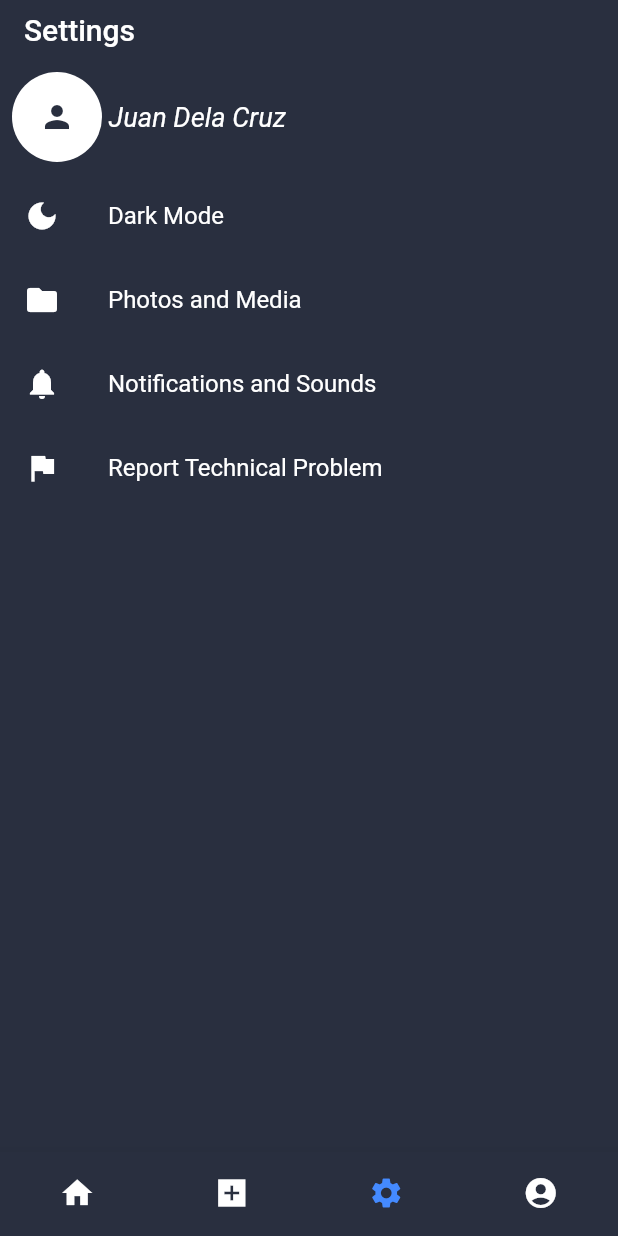
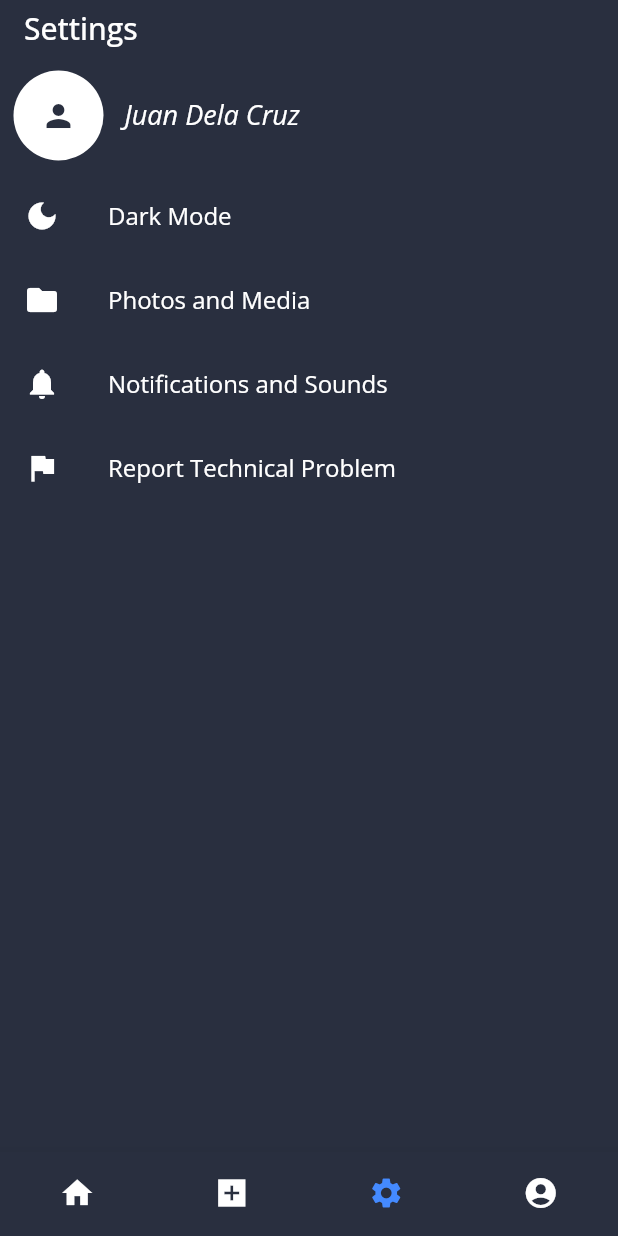
Before and after one commit to la-pnd/campus-link, a Flutter app: the screen it shows after launch, on a phone screen of 412 x 824 dp. Run offline on Flutter 3.47's test engine with Material 2 defaults, Android fonts, the phone set to English and light mode, and no system bars; our stand-ins replace google_fonts.

Commit message:
Font Fixed

```diff
--- a/lib/ui/settings.dart
+++ b/lib/ui/settings.dart
@@ -1,6 +1,16 @@
 import 'package:flutter/material.dart';
 import 'package:google_fonts/google_fonts.dart';
 
+/* Renz de Sierra
+Team: Fullsnack Devs
+Project Name: Campuslink
+Feature: [STNG-001] Settings
+Feature description: This is the main settings of the app that offers different
+options to the users while browsing the setting function.
+
+ */
+
+//This is the class for the settings UI that is called in the main dart
 class SettingsScreen extends StatelessWidget {
   const SettingsScreen({Key? key}) : super(key: key);
 
@@ -8,14 +18,14 @@
   Widget build(BuildContext context) {
     return Scaffold(
       appBar: AppBar(
-        title: const Text("Settings"),
-        backgroundColor: Color(0xFF292F3F), // set the background color
-        elevation: 0, // remove the shadow
+        title: const Text('Settings'),
+        backgroundColor: Color(0xFF292F3F), // sets the background color
+        elevation: 0, // removes the shadow
         bottom: PreferredSize(
           preferredSize:
-              const Size.fromHeight(60.0), // set the preferred height
+              const Size.fromHeight(60.0), // sets the preferred height
           child: Padding(
-            padding: const EdgeInsets.all(8.0),
+            padding: const EdgeInsets.all(9.0),
             child: Row(
               mainAxisAlignment: MainAxisAlignment.start,
               children: const [
@@ -28,7 +38,7 @@
                   ),
                 ),
                 Text(
-                  " Juan Dela Cruz",
+                  "   Juan Dela Cruz",
                   style: TextStyle(
                       color: Colors.white,
                       fontSize: 18,
@@ -50,7 +60,7 @@
               ),
             ),
             onTap: () {
-              // Handle menu item tap
+              // Handles menu item tap, shows animation that the button has been clicked
             },
           ),
           ListTile(
@@ -62,11 +72,14 @@
               ),
             ),
             onTap: () {
-              // Handle menu item tap
+              // Handle menu item tap, shows animation that the button has been clicked
             },
           ),
           ListTile(
-            leading: const Icon(Icons.notifications, color: Colors.white),
+            leading: const Icon(
+              Icons.notifications,
+              color: Colors.white,
+            ),
             title: const Text(
               'Notifications and Sounds',
               style: TextStyle(
@@ -74,7 +87,7 @@
               ),
             ),
             onTap: () {
-              // Handle menu item tap
+              // Handle menu item tap, shows animation that the button has been clicked
             },
           ),
           ListTile(
@@ -86,12 +99,12 @@
               ),
             ),
             onTap: () {
-              // Handle menu item tap
+              // Handle menu item tap, shows animation that the button has been clicked
             },
           ),
         ],
       ),
-      backgroundColor: Color(0xFF292F3F),
+      backgroundColor: const Color(0xFF292F3F),
       bottomNavigationBar: BottomNavigationBar(
           type: BottomNavigationBarType.fixed,
           backgroundColor: Color(0xFF292F3F),
@@ -100,6 +113,7 @@
           selectedLabelStyle: TextStyle(fontSize: 0),
           unselectedLabelStyle: TextStyle(fontSize: 0),
           currentIndex: 2,
+          // this widget is used to create a Navigation Bar in the bottom of the App
           items: const [
             BottomNavigationBarItem(
               label: "",
```
Also changed, not shown: lib/main.dart (+15 -6 lines).
